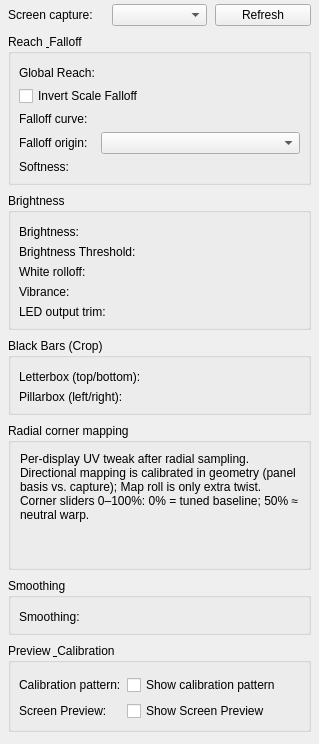
Wolfieeewolf/OpenRGB3DSpatialPlugin, file ui/forms/ScreenMirrorMonitorSettings.ui: the form before one commit.
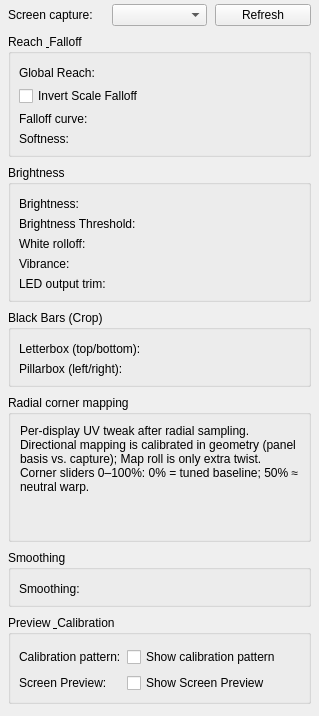
The form after the commit. Custom widgets are drawn as their Qt base class.

Commit message:
fix: pin Screen Mirror Reach to display centres
Drop the Reach-origin picker and hide Spatial Anchor/Room output for Ambilight so falloff always uses each plane centre. Also publish the current DXGI staging buffer (1 ms acquire) to cut sight lag, and tighten multipass wiring (UniqueConnection, zone cap, skip origin stomp).

```diff
--- a/ui/forms/ScreenMirrorMonitorSettings.ui
+++ b/ui/forms/ScreenMirrorMonitorSettings.ui
@@ -92,23 +92,13 @@
        <widget class="EffectSliderRow" name="falloffCurveRow" native="true"/>
       </item>
       <item row="3" column="0">
-       <widget class="QLabel" name="refPointCaption">
-        <property name="text">
-         <string>Falloff origin:</string>
-        </property>
-       </widget>
-      </item>
-      <item row="3" column="1">
-       <widget class="QComboBox" name="refPointCombo"/>
-      </item>
-      <item row="4" column="0">
        <widget class="QLabel" name="softnessCaption">
         <property name="text">
          <string>Softness:</string>
         </property>
        </widget>
       </item>
-      <item row="4" column="1">
+      <item row="3" column="1">
        <widget class="EffectSliderRow" name="softnessRow" native="true"/>
       </item>
      </layout>
```
The commit also changes 16 other files.
